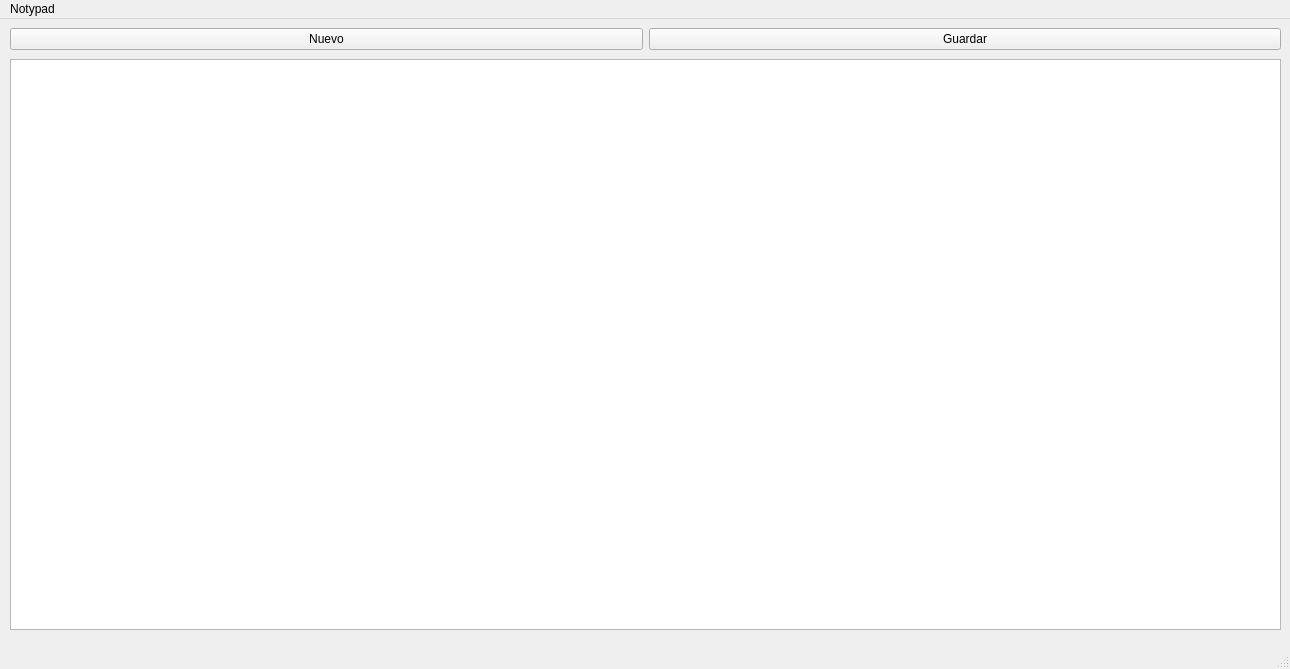
The window that mainwindow.ui (i-saw-sparks/Notypad) describes before a commit, drawn with Qt 5.
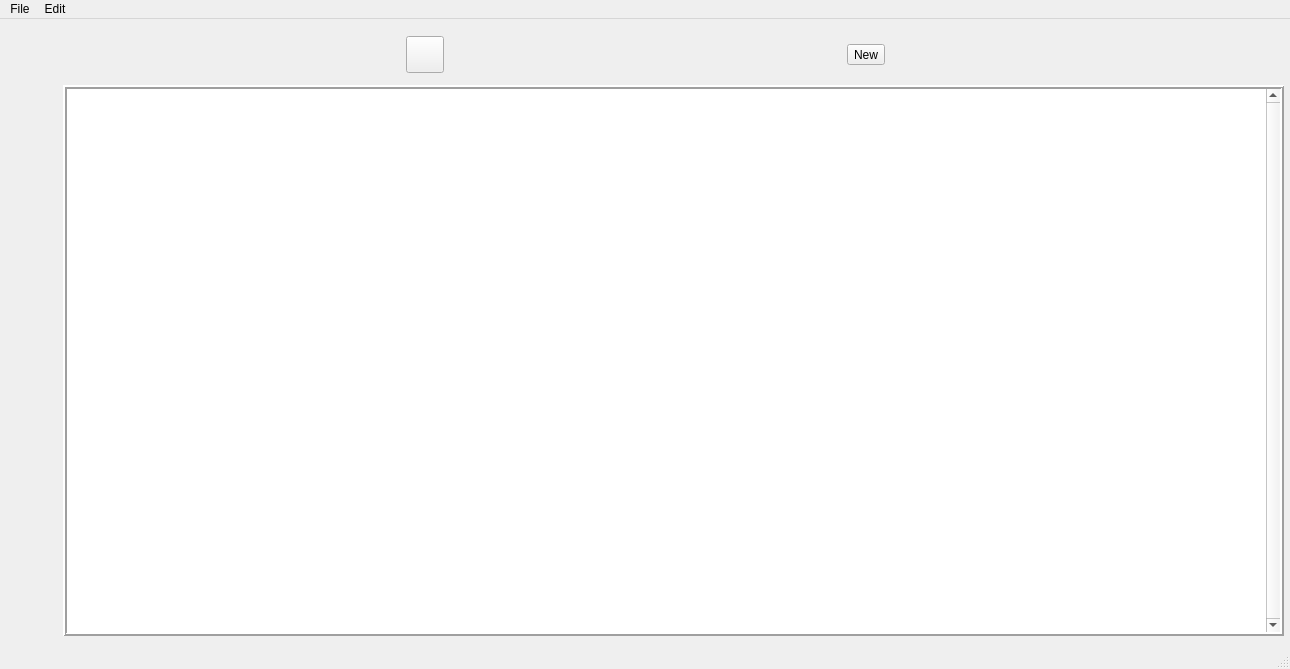
The same window after the commit. Icons and pictures are not drawn.

Diff of the .ui file:
```diff
--- a/mainwindow.ui
+++ b/mainwindow.ui
@@ -14,15 +14,27 @@
    <string>MainWindow</string>
   </property>
   <widget class="QWidget" name="centralwidget">
-   <widget class="QTextEdit" name="textEdit">
+   <widget class="QPlainTextEdit" name="plainTextEdit">
     <property name="geometry">
      <rect>
-      <x>10</x>
-      <y>40</y>
-      <width>1271</width>
-      <height>571</height>
+      <x>63</x>
+      <y>66</y>
+      <width>1221</width>
+      <height>551</height>
      </rect>
     </property>
+    <property name="frameShape">
+     <enum>QFrame::Box</enum>
+    </property>
+    <property name="frameShadow">
+     <enum>QFrame::Raised</enum>
+    </property>
+    <property name="lineWidth">
+     <number>2</number>
+    </property>
+    <property name="verticalScrollBarPolicy">
+     <enum>Qt::ScrollBarAlwaysOn</enum>
+    </property>
    </widget>
    <widget class="QWidget" name="horizontalLayoutWidget">
     <property name="geometry">
@@ -30,21 +42,62 @@
       <x>10</x>
       <y>0</y>
       <width>1271</width>
-      <height>41</height>
+      <height>71</height>
      </rect>
     </property>
-    <layout class="QHBoxLayout" name="horizontalLayout">
+    <layout class="QHBoxLayout" name="horizontalLayout_4">
+     <property name="spacing">
+      <number>7</number>
+     </property>
      <item>
-      <widget class="QPushButton" name="pushButton_2">
+      <widget class="QToolButton" name="toolButton_2">
+       <property name="sizePolicy">
+        <sizepolicy hsizetype="Fixed" vsizetype="Fixed">
+         <horstretch>0</horstretch>
+         <verstretch>0</verstretch>
+        </sizepolicy>
+       </property>
+       <property name="cursor">
+        <cursorShape>PointingHandCursor</cursorShape>
+       </property>
        <property name="text">
-        <string>Nuevo</string>
+        <string/>
+       </property>
+       <property name="icon">
+        <iconset>
+         <normaloff>Resources/Save_Icon.png</normaloff>Resources/Save_Icon.png</iconset>
+       </property>
+       <property name="iconSize">
+        <size>
+         <width>30</width>
+         <height>30</height>
+        </size>
        </property>
       </widget>
      </item>
      <item>
-      <widget class="QPushButton" name="pushButton_4">
+      <widget class="QToolButton" name="toolButton">
+       <property name="toolTipDuration">
+        <number>-1</number>
+       </property>
+       <property name="layoutDirection">
+        <enum>Qt::LeftToRight</enum>
+       </property>
        <property name="text">
-        <string>Guardar</string>
+        <string>New</string>
+       </property>
+       <property name="icon">
+        <iconset>
+         <normaloff>Resources/File_Icon.png</normaloff>Resources/File_Icon.png</iconset>
+       </property>
+       <property name="iconSize">
+        <size>
+         <width>30</width>
+         <height>30</height>
+        </size>
+       </property>
+       <property name="checkable">
+        <bool>false</bool>
        </property>
       </widget>
      </item>
@@ -62,17 +115,19 @@
    </property>
    <widget class="QMenu" name="menuNotypad">
     <property name="title">
-     <string>Notypad</string>
+     <string>File</string>
     </property>
-    <widget class="QMenu" name="menuHelp">
-     <property name="title">
-      <string>Help</string>
-     </property>
-     <addaction name="actionHelp_2"/>
-    </widget>
-    <addaction name="menuHelp"/>
+    <addaction name="actionNew_File"/>
+    <addaction name="actionOpen_File"/>
+    <addaction name="actionSave_File"/>
+   </widget>
+   <widget class="QMenu" name="menuEdit">
+    <property name="title">
+     <string>Edit</string>
+    </property>
    </widget>
    <addaction name="menuNotypad"/>
+   <addaction name="menuEdit"/>
   </widget>
   <widget class="QStatusBar" name="statusbar"/>
   <action name="actionHelp_2">
```
Left out of the diff: 15 changed lines with no effect on the pictures.
